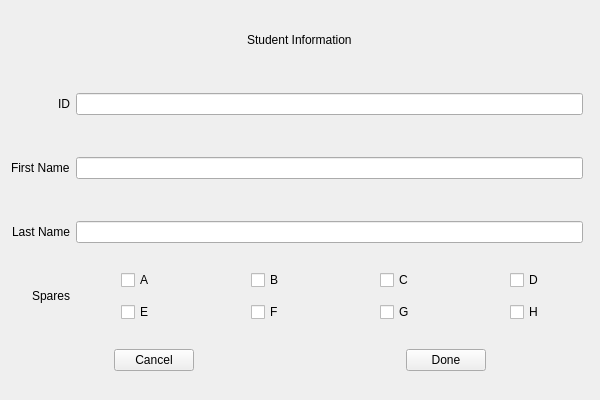
This is studentwindow.ui in pstakoun/northern-spare-tracker as Qt 5 draws it before an edit. The edited form follows.
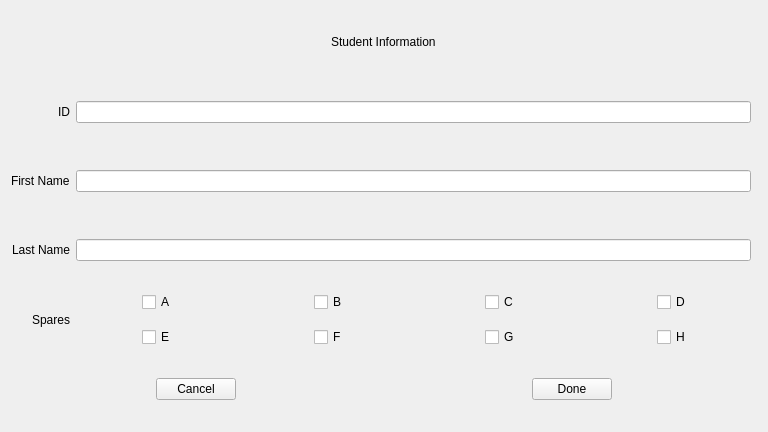
This is the edited form.

The edit to the form file:
```diff
--- a/studentwindow.ui
+++ b/studentwindow.ui
@@ -6,8 +6,8 @@
    <rect>
     <x>0</x>
     <y>0</y>
-    <width>600</width>
-    <height>400</height>
+    <width>768</width>
+    <height>432</height>
    </rect>
   </property>
   <property name="windowTitle">
```
